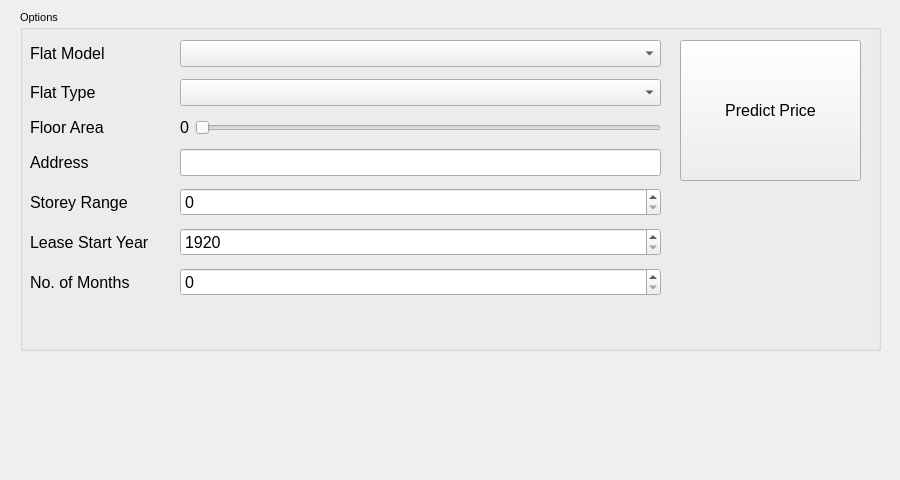
This is mydesign.ui in aattwwss/PyQt5-Example as Qt 5 draws it before an edit. The edited form follows.
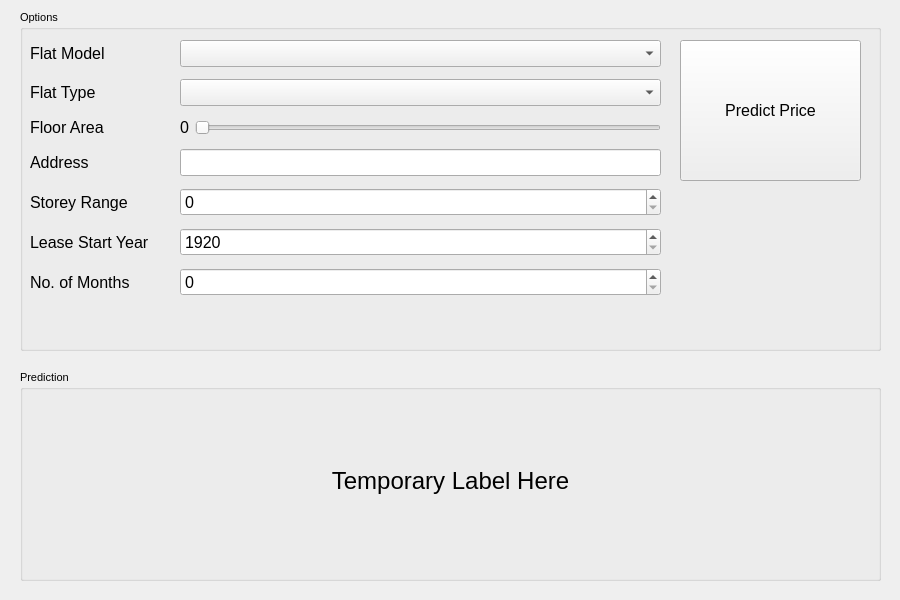
This is the edited form.

What changed in the file:
```diff
--- a/mydesign.ui
+++ b/mydesign.ui
@@ -10,7 +10,7 @@
     <x>0</x>
     <y>0</y>
     <width>900</width>
-    <height>480</height>
+    <height>600</height>
    </rect>
   </property>
   <property name="sizePolicy">
@@ -22,13 +22,13 @@
   <property name="minimumSize">
    <size>
     <width>900</width>
-    <height>480</height>
+    <height>600</height>
    </size>
   </property>
   <property name="maximumSize">
    <size>
     <width>900</width>
-    <height>480</height>
+    <height>600</height>
    </size>
   </property>
   <property name="font">
@@ -361,6 +361,52 @@
      </property>
     </widget>
    </widget>
+   <widget class="QGroupBox" name="groupBox_2">
+    <property name="geometry">
+     <rect>
+      <x>20</x>
+      <y>370</y>
+      <width>861</width>
+      <height>211</height>
+     </rect>
+    </property>
+    <property name="font">
+     <font>
+      <pointsize>8</pointsize>
+     </font>
+    </property>
+    <property name="title">
+     <string>Prediction</string>
+    </property>
+    <widget class="QWidget" name="verticalLayoutWidget">
+     <property name="geometry">
+      <rect>
+       <x>20</x>
+       <y>30</y>
+       <width>821</width>
+       <height>161</height>
+      </rect>
+     </property>
+     <layout class="QVBoxLayout" name="verticalLayout">
+      <item>
+       <widget class="QLabel" name="prediction_Label">
+        <property name="font">
+         <font>
+          <family>MS Shell Dlg 2</family>
+          <pointsize>18</pointsize>
+         </font>
+        </property>
+        <property name="text">
+         <string>Temporary Label Here</string>
+        </property>
+        <property name="alignment">
+         <set>Qt::AlignCenter</set>
+        </property>
+       </widget>
+      </item>
+     </layout>
+    </widget>
+   </widget>
   </widget>
  </widget>
  <resources/>
```
Left out of the diff: 8 changed lines with no effect on the pictures.
